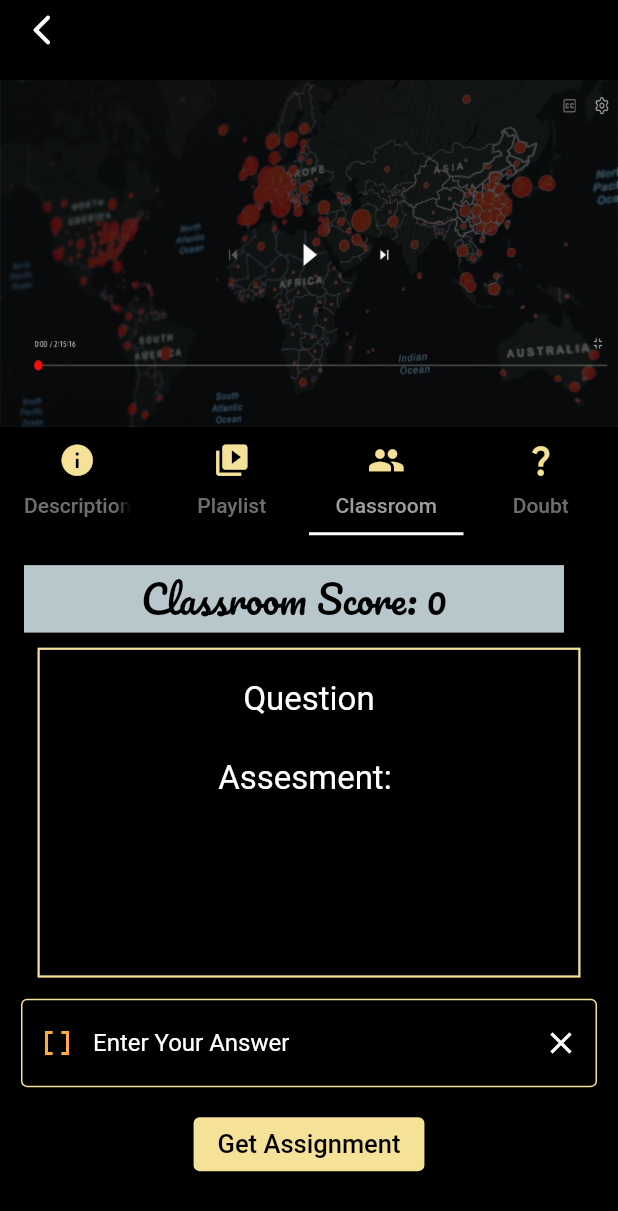
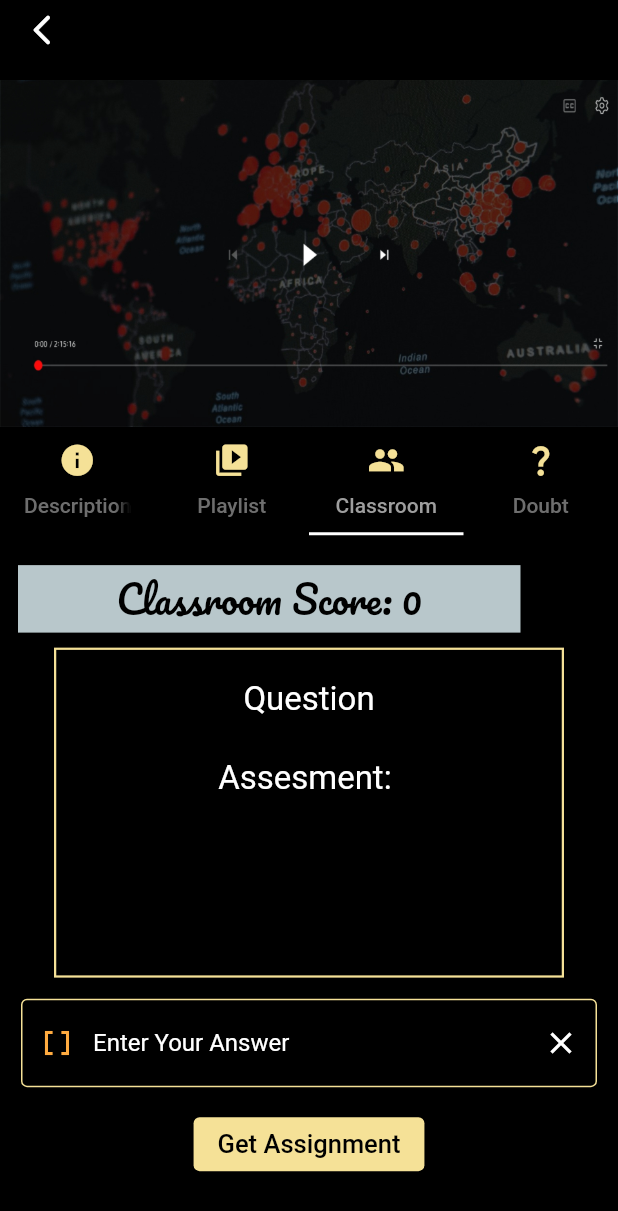
Before and after one commit to ankush-org/Vidyagama--GDSC-Solution-Challenge-2023, a Flutter app: the VideoPlayerHome screen opened directly, tab 3 chosen, on a phone screen of 412 x 824 dp. Shown: the top 1211 px of the screen. Run offline on Flutter 3.47's test engine with Material 2 defaults, Android fonts, the phone set to English and light mode, and no system bars; drawn by our look-alikes of percent_indicator; our stand-ins replace firebase_auth, firebase_core, flutter_riverpod, font_awesome_flutter, go_router, google_fonts and 5 more; missing offline and left inert: chat_gpt_sdk; accounts and stored records are empty; network calls fail; Roboto replaces fonts that are missing (Ubuntu); statements that could not run were skipped.

Commit message:
updated UI

```diff
--- a/lib/Pages/Home/P3B_video_player.dart
+++ b/lib/Pages/Home/P3B_video_player.dart
@@ -107,7 +107,9 @@ class _VideoPlayerHomeState extends State<VideoPlayerHome> {
   @override
   void initState() {
     chatGPT = OpenAI.instance.build(
-        token: "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",
+        // token: "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",
+        //updated api-key
+        token: "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",
         baseOption: HttpSetup(receiveTimeout: 60000));
     super.initState();
   }
@@ -217,18 +219,17 @@ class _VideoPlayerHomeState extends State<VideoPlayerHome> {
                     //Playlist Tab
                     Image.asset("lib/assets/plalist.jpg"),
                     //CLassroom Tab
-                    Container(
-                      child: SingleChildScrollView(
+                    SingleChildScrollView(
                       child: Column(
                         children: [
                           const SizedBox(
                             height: 20,
                           ),
                           Padding(
-                              padding: const EdgeInsets.only(left: 6.0),
+                            padding: const EdgeInsets.only(left: 2.0),
                             child: LinearPercentIndicator(
                               lineHeight: 45,
-                                width: 380,
+                              width: 355,
                               progressColor: Colors.redAccent,
                               percent: (sessionScore / 1000).toDouble(),
                               center: Text(
@@ -254,7 +255,7 @@ class _VideoPlayerHomeState extends State<VideoPlayerHome> {
                                           width: 1.5,
                                         )),
                                     height: 220,
-                                      width: 362,
+                                    width: 340,
                                     // color: Colors.white,
                                     child: SingleChildScrollView(
                                       child: Column(
@@ -345,8 +346,7 @@ class _VideoPlayerHomeState extends State<VideoPlayerHome> {
                                 prefixIconColor: Colors.orangeAccent,
                                 focusedBorder: const OutlineInputBorder(
                                   borderSide: BorderSide(
-                                        color:
-                                            Color.fromARGB(255, 245, 225, 151),
+                                      color: Color.fromARGB(255, 245, 225, 151),
                                       width: 2.0),
                                 ),
                                 enabledBorder: const OutlineInputBorder(
@@ -355,8 +355,7 @@ class _VideoPlayerHomeState extends State<VideoPlayerHome> {
                                           Color.fromARGB(255, 245, 225, 151)),
                                 ),
                                 // border: OutlineInputBorder(),
-                                  hintStyle:
-                                      const TextStyle(color: Colors.white),
+                                hintStyle: const TextStyle(color: Colors.white),
                                 hintText: 'Enter Your Answer',
                                 prefixIcon: const Icon(Icons.data_array),
                                 suffixIcon: GestureDetector(
@@ -397,12 +396,13 @@ class _VideoPlayerHomeState extends State<VideoPlayerHome> {
                         ],
                       ),
                     ),
-                    ),
                     Container(
                       child: SingleChildScrollView(
                         child: Column(
                           children: [
-                            Container(
+                            Padding(
+                              padding: const EdgeInsets.all(8.0),
+                              child: Container(
                                 decoration: BoxDecoration(
                                     color: Colors.black,
                                     border: Border.all(
@@ -410,12 +410,13 @@ class _VideoPlayerHomeState extends State<VideoPlayerHome> {
                                       width: 1.5,
                                     )),
                                 height: 220,
-                              width: 362,
+                                width: 340,
                                 child: Center(
                                   child: Text(
                                     'Response $qsnResponse',
                                     style: GoogleFonts.ubuntu(
                                         color: Colors.white, fontSize: 17),
+                                  ),
                                 ),
                               ),
                             ),
```
Also changed, not shown: lib/Pages/BaseScaffold.dart (+1 -12 lines), lib/Pages/Community/P5A_Community.dart (+141 -134 lines), lib/Pages/Home/P3A_home.dart (+5 -66 lines), 2 other files. Lines whose indentation alone changed are shown as unchanged.
